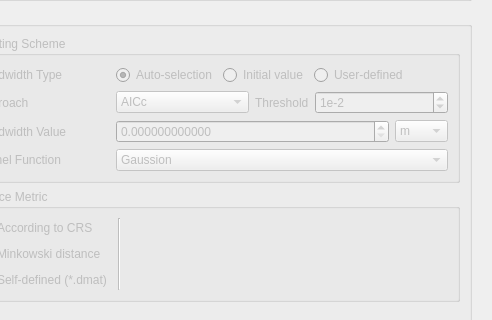
This is gwmmultiscalegwroptionsdialog.ui in GWmodel-Lab/GWmodelS as Qt 5 draws it before an edit; both pictures show x 329 to 821 and y 317 to 637 of the 821 by 935 pixel window. The edited form follows.
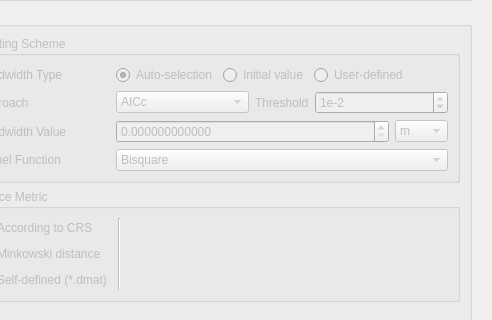
This is the edited form. Custom widgets are drawn as their Qt base class.

The edit to the form file:
```diff
--- a/gwmmultiscalegwroptionsdialog.ui
+++ b/gwmmultiscalegwroptionsdialog.ui
@@ -553,6 +553,9 @@
                </item>
                <item row="3" column="1" colspan="3">
                 <widget class="QComboBox" name="mBwKernelFunctionCombo">
+                 <property name="currentIndex">
+                  <number>2</number>
+                 </property>
                  <item>
                   <property name="text">
                    <string>Gaussion</string>
```
